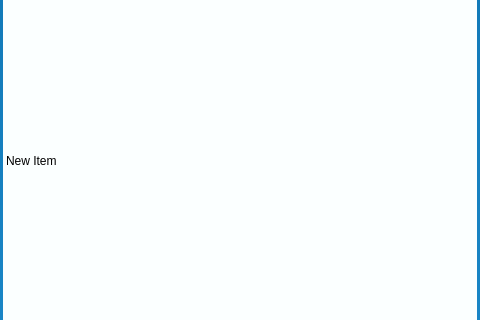
Qt form picturelistdialog.ui (hpzhi/ImageVIew) before a commit; both pictures show x 0 to 480 and y 124 to 444 of the 480 by 540 pixel window.
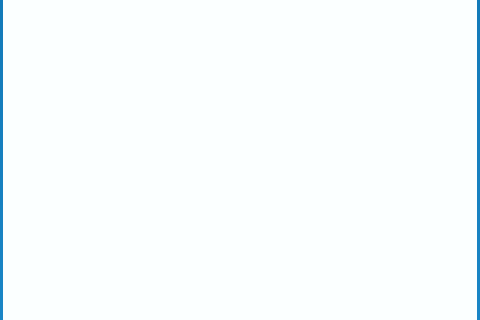
The same form after that commit. Icons and pictures are not drawn.

Commit message: modified List Show dialog files

Diff of the .ui file:
```diff
--- a/picturelistdialog.ui
+++ b/picturelistdialog.ui
@@ -799,18 +799,6 @@
         <property name="sortingEnabled">
          <bool>true</bool>
         </property>
-        <item>
-         <property name="text">
-          <string>New Item</string>
-         </property>
-         <property name="icon">
-          <iconset resource="resource.qrc">
-           <normaloff>:/Images/0001.png</normaloff>:/Images/0001.png</iconset>
-         </property>
-         <property name="flags">
-          <set>ItemIsSelectable|ItemIsEditable|ItemIsDragEnabled|ItemIsUserCheckable|ItemIsEnabled</set>
-         </property>
-        </item>
        </widget>
       </item>
      </layout>
```
Left out of the diff: 4 changed lines with no effect on the pictures. The commit also changes 7 other files.
